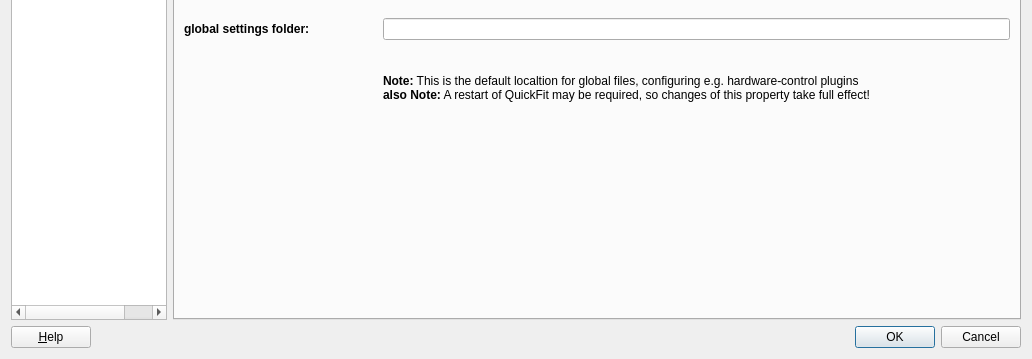
Above: application/optionsdialog.ui from jkriege2/QuickFit3 before the change; both pictures show x 0 to 1032 and y 242 to 601 of the 1032 by 601 pixel window. Below: the same form after it.
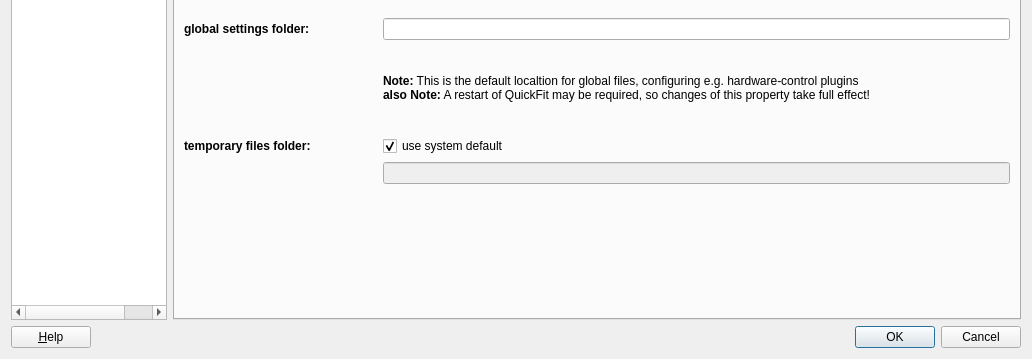
That is the form after the change. The open tabs and pages were chosen to show the change. Icons and pictures are not drawn. Custom widgets are drawn as their Qt base class.

Commit message: * changes that allow to set the temporary folder by the user (see settings dialog) * improved error reporting when writing/zipping a project * additional outputs in the general log (+ several common directories) on start-up -> this information makes debugging easier!

```diff
--- a/application/optionsdialog.ui
+++ b/application/optionsdialog.ui
@@ -823,6 +823,36 @@
              </property>
             </widget>
            </item>
+           <item row="6" column="0">
+            <widget class="QLabel" name="label_27">
+             <property name="font">
+              <font>
+               <weight>75</weight>
+               <bold>true</bold>
+              </font>
+             </property>
+             <property name="text">
+              <string>temporary files folder:</string>
+             </property>
+            </widget>
+           </item>
+           <item row="6" column="1">
+            <widget class="QCheckBox" name="chkDefaultTempFolder">
+             <property name="text">
+              <string>use system default</string>
+             </property>
+             <property name="checked">
+              <bool>true</bool>
+             </property>
+            </widget>
+           </item>
+           <item row="7" column="1">
+            <widget class="QFEnhancedLineEdit" name="edtTempFolder">
+             <property name="enabled">
+              <bool>false</bool>
+             </property>
+            </widget>
+           </item>
           </layout>
          </widget>
         </widget>
```
Left out of the diff: 24 changed lines with no effect on the pictures. The commit also changes 14 other files.
